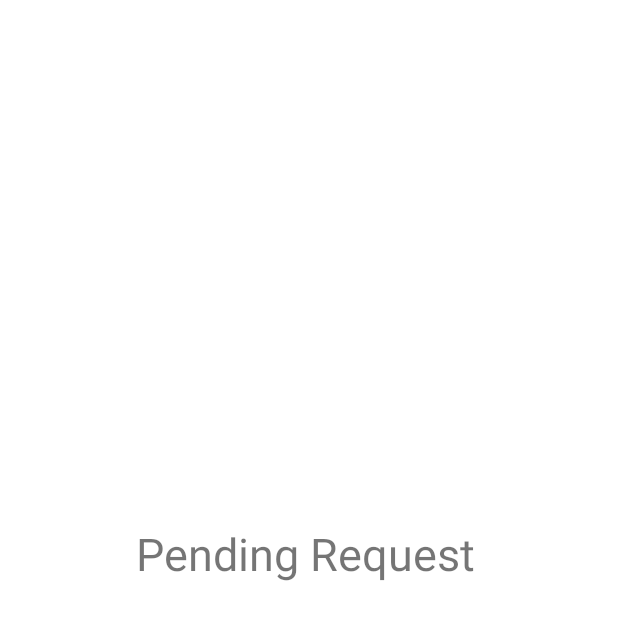
After one commit to aashish2604/TicTacToe, an Android app: the layout fragment1_layout.xml on its own in the app's theme, with its tools: preview values and no code run, on a phone screen of 412 x 824 dp. The commit adds this screen. Shown: the top 620 px of the screen. Run offline under Robolectric (Android 15) with nearby library versions, the phone set to English and light mode, and no system bars.

Commit message:
Main Screen with Tabbed View

```diff
--- a/app/build.gradle
+++ b/app/build.gradle
@@ -33,6 +33,8 @@ dependencies {
     implementation 'androidx.appcompat:appcompat:1.2.0'
     implementation 'com.google.android.material:material:1.2.1'
     implementation 'androidx.constraintlayout:constraintlayout:2.0.4'
+    implementation 'androidx.lifecycle:lifecycle-livedata-ktx:2.2.0'
+    implementation 'androidx.lifecycle:lifecycle-viewmodel-ktx:2.2.0'
     testImplementation 'junit:junit:4.+'
     androidTestImplementation 'androidx.test.ext:junit:1.1.2'
     androidTestImplementation 'androidx.test.espresso:espresso-core:3.3.0'
--- a/app/src/main/AndroidManifest.xml
+++ b/app/src/main/AndroidManifest.xml
@@ -9,7 +9,11 @@
         android:roundIcon="@mipmap/ic_launcher_round"
         android:supportsRtl="true"
         android:theme="@style/Theme.TicTacToe">
-        <activity android:name=".SignUp"></activity>
+        <activity
+            android:name=".MainScreen"
+            android:label="@string/title_activity_main_screen"
+            android:theme="@style/Theme.TicTacToe.NoActionBar"></activity>
+        <activity android:name=".SignUp" />
         <activity android:name=".SecondActivity" />
         <activity android:name=".MainActivity">
             <intent-filter>
--- a/app/src/main/java/com/example/tictactoe/MainActivity.java
+++ b/app/src/main/java/com/example/tictactoe/MainActivity.java
@@ -67,7 +67,7 @@ public class MainActivity extends AppCompatActivity {
                 if(task.isSuccessful()){
                     progressDialog.dismiss();
                     Toast.makeText(MainActivity.this,"Login Successful",Toast.LENGTH_SHORT).show();
-                    startActivity(new Intent(MainActivity.this,SecondActivity.class));
+                    startActivity(new Intent(MainActivity.this,MainScreen.class));
                 }
                 else{
                     Toast.makeText(MainActivity.this,"Login Failed",Toast.LENGTH_SHORT).show();
--- /dev/null
+++ b/app/src/main/res/layout/fragment1_layout.xml
@@ -0,0 +1,21 @@
+<?xml version="1.0" encoding="utf-8"?>
+<androidx.constraintlayout.widget.ConstraintLayout
+    xmlns:android="http://schemas.android.com/apk/res/android"
+    xmlns:app="http://schemas.android.com/apk/res-auto"
+    xmlns:tools="http://schemas.android.com/tools"
+    android:layout_width="match_parent"
+    android:layout_height="match_parent">
+
+    <TextView
+        android:id="@+id/textView2"
+        android:layout_width="291dp"
+        android:layout_height="43dp"
+        android:text="Pending Request"
+        android:textSize="30sp"
+        app:layout_constraintBottom_toBottomOf="parent"
+        app:layout_constraintEnd_toEndOf="parent"
+        app:layout_constraintHorizontal_bias="0.75"
+        app:layout_constraintStart_toStartOf="parent"
+        app:layout_constraintTop_toTopOf="parent"
+        app:layout_constraintVertical_bias="0.447" />
+</androidx.constraintlayout.widget.ConstraintLayout>
--- /dev/null
+++ b/app/src/main/res/values-w820dp/dimens.xml
@@ -0,0 +1,6 @@
+<resources>
+    <!-- Example customization of dimensions originally defined in res/values/dimens.xml
+         (such as screen margins) for screens with more than 820dp of available width. This
+         would include 7" and 10" devices in landscape (~960dp and ~1280dp respectively). -->
+    <dimen name="activity_horizontal_margin">64dp</dimen>
+</resources>
--- a/app/src/main/res/values/strings.xml
+++ b/app/src/main/res/values/strings.xml
@@ -2,4 +2,8 @@
     <string name="app_name">TicTacToe</string>
     <string name="username">Username</string>
     <string name="textview">TextView</string>
+    <string name="title_activity_main_screen">MainScreen</string>
+    <string name="tab_text_1">Requests</string>
+    <string name="tab_text_2">Users</string>
+    <string name="tab_text_3">Blogs</string>
 </resources>
--- a/app/src/main/res/values/themes.xml
+++ b/app/src/main/res/values/themes.xml
@@ -13,4 +13,13 @@
         <item name="android:statusBarColor" tools:targetApi="l">?attr/colorPrimaryVariant</item>
         <!-- Customize your theme here. -->
     </style>
+
+    <style name="Theme.TicTacToe.NoActionBar">
+        <item name="windowActionBar">false</item>
+        <item name="windowNoTitle">true</item>
+    </style>
+
+    <style name="Theme.TicTacToe.AppBarOverlay" parent="ThemeOverlay.AppCompat.Dark.ActionBar" />
+
+    <style name="Theme.TicTacToe.PopupOverlay" parent="ThemeOverlay.AppCompat.Light" />
 </resources>
```
Also changed, not shown: app/src/main/java/com/example/tictactoe/Fragment2.java (added, +18 -0 lines), app/src/main/java/com/example/tictactoe/Fragment3.java (added, +18 -0 lines), app/src/main/java/com/example/tictactoe/MainScreen.java (added, +39 -0 lines), app/src/main/java/com/example/tictactoe/ui/main/PageViewModel.java (added, +26 -0 lines), app/src/main/java/com/example/tictactoe/ui/main/PlaceholderFragment.java (added, +59 -0 lines), app/src/main/java/com/example/tictactoe/ui/main/SectionsPagerAdapter.java (added, +59 -0 lines), app/src/main/res/layout/activity_main_screen.xml (added, +44 -0 lines), app/src/main/res/layout/fragment_main_screen.xml (added, +23 -0 lines), app/src/main/res/values/dimens.xml (added, +8 -0 lines).
